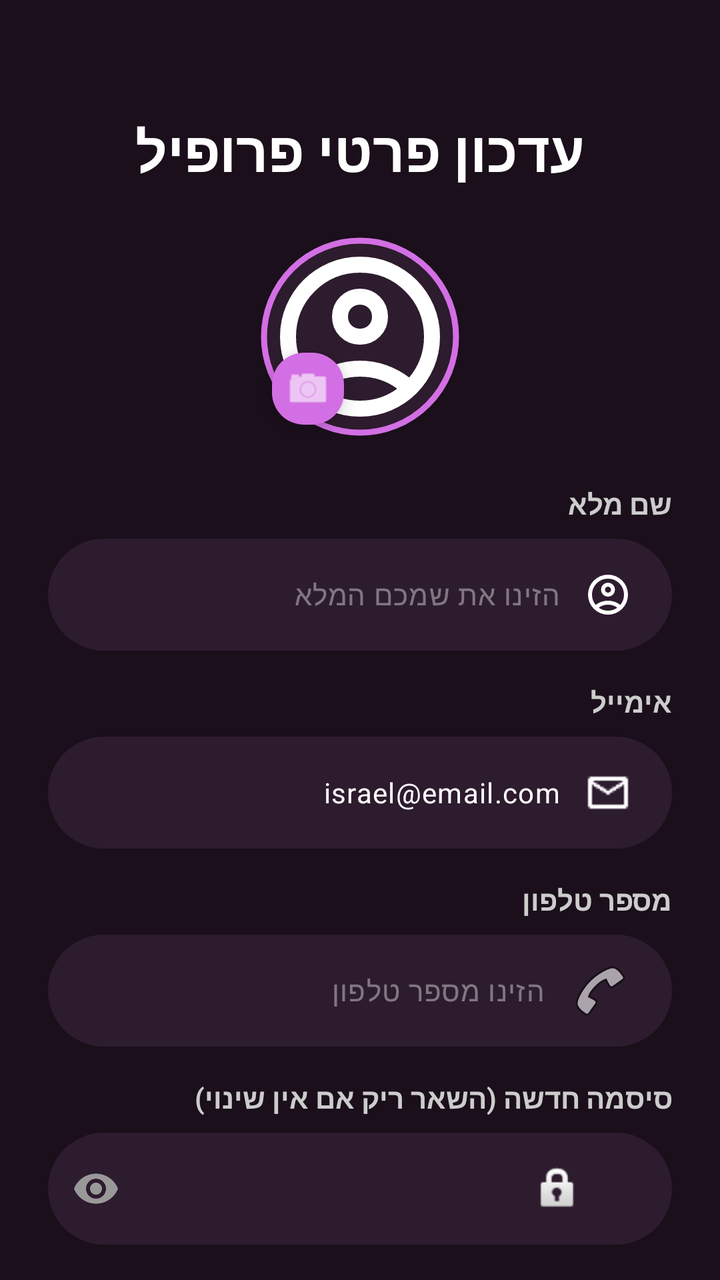
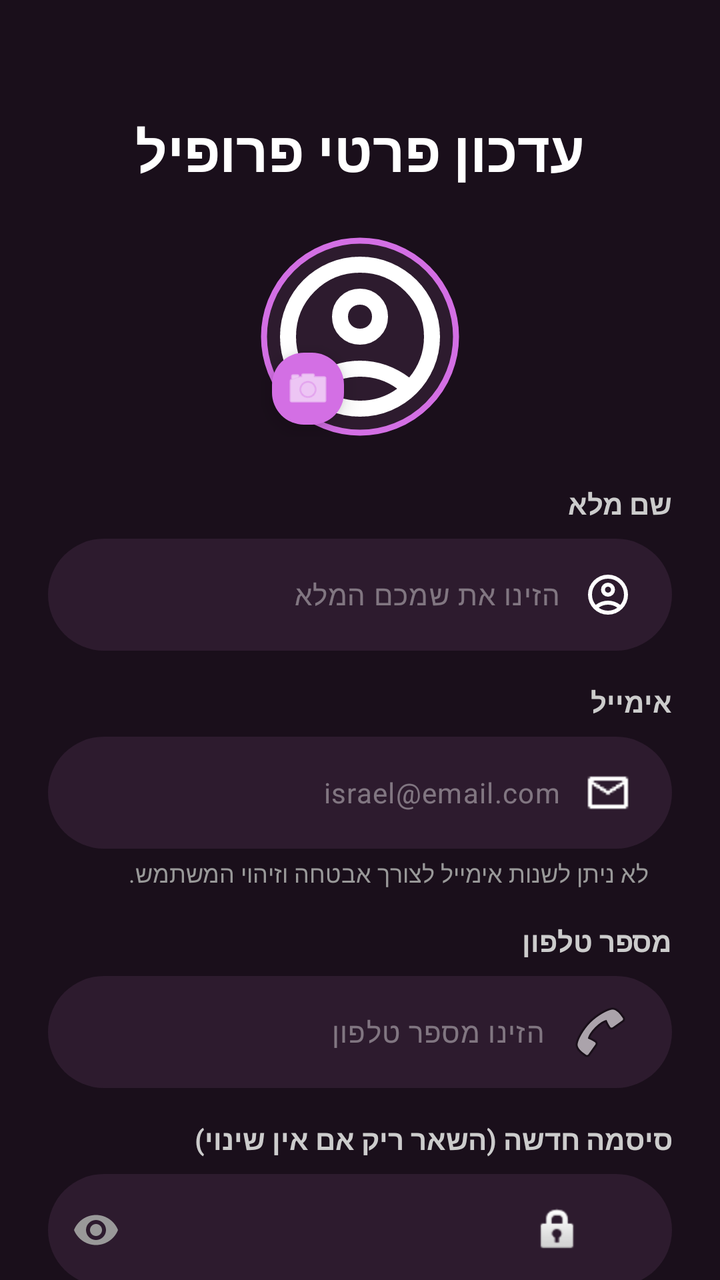

Two renders of the same Android screen: before a commit and after it. Below are the layout's source before the change and the commit's diff.
<!-- AndroidManifest.xml: application theme Theme.PartyLife -->
<!-- res/layout/activity_user_setting.xml -->
<?xml version="1.0" encoding="utf-8"?>
<ScrollView xmlns:android="http://schemas.android.com/apk/res/android"
    xmlns:app="http://schemas.android.com/apk/res-auto"
    xmlns:tools="http://schemas.android.com/tools"
    android:id="@+id/usersetting"
    android:layout_width="match_parent"
    android:layout_height="match_parent"
    android:background="#1A0F1B"
    android:fillViewport="true"
    android:scrollbars="none">

    <androidx.constraintlayout.widget.ConstraintLayout
        android:layout_width="match_parent"
        android:layout_height="wrap_content"
        android:padding="24dp"
        android:layoutDirection="rtl">

        
        <TextView
            android:id="@+id/tvTitle"
            android:layout_width="0dp"
            android:layout_height="wrap_content"
            android:layout_marginTop="32dp"
            android:text="עדכון פרטי פרופיל"
            android:textColor="#FFFFFF"
            android:textSize="28sp"
            android:textStyle="bold"
            android:gravity="center"
            app:layout_constraintEnd_toEndOf="parent"
            app:layout_constraintStart_toStartOf="parent"
            app:layout_constraintTop_toTopOf="parent" />

        
        <FrameLayout
            android:id="@+id/flProfileImageContainer"
            android:layout_width="100dp"
            android:layout_height="100dp"
            android:layout_marginTop="24dp"
            app:layout_constraintEnd_toEndOf="parent"
            app:layout_constraintStart_toStartOf="parent"
            app:layout_constraintTop_toBottomOf="@id/tvTitle">

            <com.google.android.material.imageview.ShapeableImageView
                android:id="@+id/ivProfileImageE"
                android:layout_width="match_parent"
                android:layout_height="match_parent"
                android:padding="2dp"
                android:src="@drawable/personimeg"
                android:scaleType="centerCrop"
                app:strokeColor="#D36FE4"
                app:strokeWidth="3dp"
                app:shapeAppearanceOverlay="@style/CircleImage"
                android:background="#2D1B2E" />

            <com.google.android.material.floatingactionbutton.FloatingActionButton
                android:id="@+id/fabAddPhotoE"
                android:layout_width="wrap_content"
                android:layout_height="wrap_content"
                android:layout_gravity="bottom|end"
                android:src="@android:drawable/ic_menu_camera"
                app:fabCustomSize="36dp"
                app:backgroundTint="#D36FE4"
                app:tint="#FFFFFF"
                tools:ignore="ContentDescription" />
        </FrameLayout>

        
        <TextView
            android:id="@+id/tvNameLabel"
            android:layout_width="match_parent"
            android:layout_height="wrap_content"
            android:layout_marginTop="24dp"
            android:text="שם מלא"
            android:textColor="#CCCCCC"
            android:textSize="14sp"
            android:textStyle="bold"
            app:layout_constraintTop_toBottomOf="@id/flProfileImageContainer" />

        <com.google.android.material.textfield.TextInputLayout
            android:id="@+id/tilEFullName"
            android:layout_width="match_parent"
            android:layout_height="wrap_content"
            android:layout_marginTop="8dp"
            app:hintEnabled="false"
            app:boxBackgroundColor="#2D1B2E"
            app:boxBackgroundMode="filled"
            app:boxCornerRadiusTopStart="28dp"
            app:boxCornerRadiusTopEnd="28dp"
            app:boxCornerRadiusBottomStart="28dp"
            app:boxCornerRadiusBottomEnd="28dp"
            app:boxStrokeWidth="0dp"
            app:layout_constraintTop_toBottomOf="@id/tvNameLabel">

            <com.google.android.material.textfield.TextInputEditText
                android:id="@+id/etEFullName"
                android:layout_width="match_parent"
                android:layout_height="56dp"
                android:hint="הזינו את שמכם המלא"
                android:textColorHint="#66FFFFFF"
                android:textColor="#FFFFFF"
                android:textSize="14sp"
                android:textAlignment="viewStart"
                android:drawableStart="@drawable/personimeg"
                android:drawablePadding="12dp"
                android:paddingStart="44dp"
                android:paddingEnd="20dp"
                android:background="@null" />
        </com.google.android.material.textfield.TextInputLayout>

        
        <TextView
            android:id="@+id/tvEmailLabel"
            android:layout_width="match_parent"
            android:layout_height="wrap_content"
            android:layout_marginTop="16dp"
            android:text="אימייל"
            android:textColor="#CCCCCC"
            android:textSize="14sp"
            android:textStyle="bold"
            app:layout_constraintTop_toBottomOf="@id/tilEFullName" />

        <com.google.android.material.textfield.TextInputLayout
            android:id="@+id/tilEEmail"
            android:layout_width="match_parent"
            android:layout_height="wrap_content"
            android:layout_marginTop="8dp"
            app:hintEnabled="false"
            app:boxBackgroundColor="#2D1B2E"
            app:boxBackgroundMode="filled"
            app:boxCornerRadiusTopStart="28dp"
            app:boxCornerRadiusTopEnd="28dp"
            app:boxCornerRadiusBottomStart="28dp"
            app:boxCornerRadiusBottomEnd="28dp"
            app:boxStrokeWidth="0dp"
            app:helperTextTextColor="#999999"
            app:layout_constraintTop_toBottomOf="@id/tvEmailLabel">

            <com.google.android.material.textfield.TextInputEditText
                android:id="@+id/etEEmail"
                android:layout_width="match_parent"
                android:layout_height="56dp"
                android:inputType="textEmailAddress"
                android:hint="israel@email.com"
                android:textColorHint="#FFFFFF"
                android:textColor="#FFFFFF"
                android:textSize="14sp"
                android:textAlignment="viewStart"
                android:drawableStart="@drawable/email"
                android:drawablePadding="12dp"
                android:paddingStart="44dp"
                android:paddingEnd="20dp"
                android:background="@null"
                android:focusable="true"
                android:clickable="true"
                android:cursorVisible="true"
                />
        </com.google.android.material.textfield.TextInputLayout>

        
        <TextView
            android:id="@+id/tvPhoneLabel"
            android:layout_width="match_parent"
            android:layout_height="wrap_content"
            android:layout_marginTop="16dp"
            android:text="מספר טלפון"
            android:textColor="#CCCCCC"
            android:textSize="14sp"
            android:textStyle="bold"
            app:layout_constraintTop_toBottomOf="@id/tilEEmail" />

        <com.google.android.material.textfield.TextInputLayout
            android:id="@+id/tilEPhone"
            android:layout_width="match_parent"
            android:layout_height="wrap_content"
            android:layout_marginTop="8dp"
            app:hintEnabled="false"
            app:boxBackgroundColor="#2D1B2E"
            app:boxBackgroundMode="filled"
            app:boxCornerRadiusTopStart="28dp"
            app:boxCornerRadiusTopEnd="28dp"
            app:boxCornerRadiusBottomStart="28dp"
            app:boxCornerRadiusBottomEnd="28dp"
            app:boxStrokeWidth="0dp"
            app:layout_constraintTop_toBottomOf="@id/tvPhoneLabel">

            <com.google.android.material.textfield.TextInputEditText
                android:id="@+id/etEPhone"
                android:layout_width="match_parent"
                android:layout_height="56dp"
                android:inputType="phone"
                android:hint="הזינו מספר טלפון"
                android:textColorHint="#66FFFFFF"
                android:textColor="#FFFFFF"
                android:textSize="14sp"
                android:textAlignment="viewStart"
                android:drawableStart="@android:drawable/ic_menu_call"
                android:drawablePadding="12dp"
                android:paddingStart="44dp"
                android:paddingEnd="20dp"
                android:background="@null" />
        </com.google.android.material.textfield.TextInputLayout>

        
        <TextView
            android:id="@+id/tvPasswordLabel"
            android:layout_width="match_parent"
            android:layout_height="wrap_content"
            android:layout_marginTop="16dp"
            android:text="סיסמה חדשה (השאר ריק אם אין שינוי)"
            android:textColor="#CCCCCC"
            android:textSize="14sp"
            android:textStyle="bold"
            app:layout_constraintTop_toBottomOf="@id/tilEPhone" />

        <com.google.android.material.textfield.TextInputLayout
            android:id="@+id/tilEPassword"
            android:layout_width="match_parent"
            android:layout_height="wrap_content"
            android:layout_marginTop="8dp"
            app:hintEnabled="false"
            app:boxBackgroundColor="#2D1B2E"
            app:boxBackgroundMode="filled"
            app:boxCornerRadiusTopStart="28dp"
            app:boxCornerRadiusTopEnd="28dp"
            app:boxCornerRadiusBottomStart="28dp"
            app:boxCornerRadiusBottomEnd="28dp"
            app:boxStrokeWidth="0dp"
            app:passwordToggleEnabled="true"
            app:passwordToggleTint="#999999"
            app:layout_constraintTop_toBottomOf="@id/tvPasswordLabel">

            <com.google.android.material.textfield.TextInputEditText
                android:id="@+id/etEPassword"
                android:layout_width="match_parent"
                android:layout_height="56dp"
                android:inputType="textPassword"
                android:hint="הזן סיסמה חדשה"
                android:textColorHint="#66FFFFFF"
                android:textColor="#FFFFFF"
                android:textSize="14sp"
                android:gravity="center_vertical|start"
                android:textAlignment="viewStart"
                android:drawableStart="@android:drawable/ic_lock_idle_lock"
                android:drawablePadding="12dp"
                android:paddingStart="44dp"
                android:paddingEnd="20dp"
                android:background="@null" />
        </com.google.android.material.textfield.TextInputLayout>

        
        <TextView
            android:id="@+id/tvConfirmPasswordLabel"
            android:layout_width="match_parent"
            android:layout_height="wrap_content"
            android:layout_marginTop="16dp"
            android:text="אימות סיסמה חדשה"
            android:textColor="#CCCCCC"
            android:textSize="14sp"
            android:textStyle="bold"
            app:layout_constraintTop_toBottomOf="@id/tilEPassword" />

        <com.google.android.material.textfield.TextInputLayout
            android:id="@+id/tilEConfirmPassword"
            android:layout_width="match_parent"
            android:layout_height="wrap_content"
            android:layout_marginTop="8dp"
            app:hintEnabled="false"
            app:boxBackgroundColor="#2D1B2E"
            app:boxBackgroundMode="filled"
            app:boxCornerRadiusTopStart="28dp"
            app:boxCornerRadiusTopEnd="28dp"
            app:boxCornerRadiusBottomStart="28dp"
            app:boxCornerRadiusBottomEnd="28dp"
            app:boxStrokeWidth="0dp"
            app:passwordToggleEnabled="true"
            app:passwordToggleTint="#999999"
            app:layout_constraintTop_toBottomOf="@id/tvConfirmPasswordLabel">

            <com.google.android.material.textfield.TextInputEditText
                android:id="@+id/etEConfirmPassword"
                android:layout_width="match_parent"
                android:layout_height="56dp"
                android:inputType="textPassword"
                android:hint="הזן את הסיסמה שוב"
                android:textColorHint="#66FFFFFF"
                android:textColor="#FFFFFF"
                android:textSize="14sp"
                android:gravity="center_vertical|start"
                android:textAlignment="viewStart"
                android:drawableStart="@android:drawable/ic_lock_idle_lock"
                android:drawablePadding="12dp"
                android:paddingStart="44dp"
                android:paddingEnd="20dp"
                android:background="@null" />
        </com.google.android.material.textfield.TextInputLayout>

        
        <com.google.android.material.button.MaterialButton
            android:id="@+id/btnSaveSettings"
            android:layout_width="match_parent"
            android:layout_height="56dp"
            android:layout_marginTop="32dp"
            android:layout_marginBottom="16dp"
            android:text="עדכון פרטים"
            android:textColor="#FFFFFF"
            android:textSize="16sp"
            android:textStyle="bold"
            app:backgroundTint="#D36FE4"
            app:cornerRadius="28dp"
            app:layout_constraintTop_toBottomOf="@id/tilEConfirmPassword"
            app:layout_constraintBottom_toBottomOf="parent" />

    </androidx.constraintlayout.widget.ConstraintLayout>

</ScrollView>
<!-- resources referenced by this layout -->
<resources>
  <!-- drawable email: png bitmap (drawable, 359 bytes) -->
  <!-- drawable personimeg (drawable) -->
  <vector xmlns:android="http://schemas.android.com/apk/res/android"
      android:width="24dp"
      android:height="24dp"
      android:viewportWidth="960"
      android:viewportHeight="960">
    <path
        android:pathData="M234,684q51,-39 114,-61.5T480,600q69,0 132,22.5T726,684q35,-41 54.5,-93T800,480q0,-133 -93.5,-226.5T480,160q-133,0 -226.5,93.5T160,480q0,59 19.5,111t54.5,93ZM480,520q-59,0 -99.5,-40.5T340,380q0,-59 40.5,-99.5T480,240q59,0 99.5,40.5T620,380q0,59 -40.5,99.5T480,520ZM480,880q-83,0 -156,-31.5T197,763q-54,-54 -85.5,-127T80,480q0,-83 31.5,-156T197,197q54,-54 127,-85.5T480,80q83,0 156,31.5T763,197q54,54 85.5,127T880,480q0,83 -31.5,156T763,763q-54,54 -127,85.5T480,880ZM480,800q53,0 100,-15.5t86,-44.5q-39,-29 -86,-44.5T480,680q-53,0 -100,15.5T294,740q39,29 86,44.5T480,800ZM480,440q26,0 43,-17t17,-43q0,-26 -17,-43t-43,-17q-26,0 -43,17t-17,43q0,26 17,43t43,17ZM480,380ZM480,740Z"
        android:fillColor="#FFFFFF"/>
  </vector>
  <style name="CircleImage">
          <item name="cornerSize">50%</item>
      </style>
  <style name="Theme.PartyLife" parent="Base.Theme.PartyLife" />
  <style name="Base.Theme.PartyLife" parent="Theme.Material3.Dark.NoActionBar">
        
  
      </style>
</resources>

<!-- the commit's change to res/layout/activity_user_setting.xml (unified diff, before → after) -->
@@ -132,7 +132,6 @@
             app:boxCornerRadiusBottomStart="28dp"
             app:boxCornerRadiusBottomEnd="28dp"
             app:boxStrokeWidth="0dp"
-            app:helperTextTextColor="#999999"
             app:layout_constraintTop_toBottomOf="@id/tvEmailLabel">
 
             <com.google.android.material.textfield.TextInputEditText
@@ -141,8 +140,8 @@
                 android:layout_height="56dp"
                 android:inputType="textEmailAddress"
                 android:hint="israel@email.com"
-                android:textColorHint="#FFFFFF"
-                android:textColor="#FFFFFF"
+                android:textColorHint="#66FFFFFF"
+                android:textColor="#99FFFFFF"
                 android:textSize="14sp"
                 android:textAlignment="viewStart"
                 android:drawableStart="@drawable/email"
@@ -150,11 +149,22 @@
                 android:paddingStart="44dp"
                 android:paddingEnd="20dp"
                 android:background="@null"
-                android:focusable="true"
-                android:clickable="true"
-                android:cursorVisible="true"
-                />
-        </com.google.android.material.textfield.TextInputLayout>
+                android:enabled="false"
+                android:focusable="false"
+                android:clickable="false" />
+        </com.google.android.material.textfield.TextInputLayout>
+
+        
+        <TextView
+            android:id="@+id/tvEmailHelper"
+            android:layout_width="match_parent"
+            android:layout_height="wrap_content"
+            android:layout_marginTop="4dp"
+            android:layout_marginHorizontal="12dp"
+            android:text="לא ניתן לשנות אימייל לצורך אבטחה וזיהוי המשתמש."
+            android:textColor="#999999"
+            android:textSize="12sp"
+            app:layout_constraintTop_toBottomOf="@id/tilEEmail" />
 
         
         <TextView
@@ -166,7 +176,7 @@
             android:textColor="#CCCCCC"
             android:textSize="14sp"
             android:textStyle="bold"
-            app:layout_constraintTop_toBottomOf="@id/tilEEmail" />
+            app:layout_constraintTop_toBottomOf="@id/tvEmailHelper" />
 
         <com.google.android.material.textfield.TextInputLayout
             android:id="@+id/tilEPhone"
